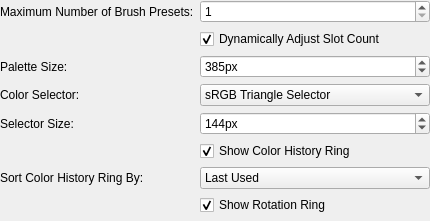
Above: libs/ui/forms/WdgPopupPaletteSettings.ui from KDE/krita before the change. Below: the same form after it.
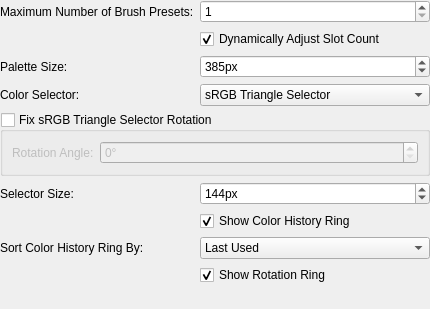
That is the form after the change. Custom widgets are drawn as their Qt base class.

Commit message:
[feature] Add an option to fix rotation of the triangle selector
The patch adds an option in the Popup Palette settings to allow
fixating the angle of the sRGB Triangle Selector.

Here's the KA thread requesting the feature:
https://krita-artists.org/t/can-we-stop-spinning-the-triangular-color-selector-in-popup-palette/53545

Before this, the sRGB Triangle Selector will rotate depending on the currently
selected hue. By enabling this option, the user can set the rotation angle
of the sRGB Triangle Selector regardless of the current selected hue

Patch:
```diff
--- a/libs/ui/forms/WdgPopupPaletteSettings.ui
+++ b/libs/ui/forms/WdgPopupPaletteSettings.ui
@@ -7,7 +7,7 @@
     <x>0</x>
     <y>0</y>
     <width>430</width>
-    <height>221</height>
+    <height>309</height>
    </rect>
   </property>
   <property name="windowTitle">
@@ -97,14 +97,14 @@
      </item>
     </widget>
    </item>
-   <item row="4" column="0">
+   <item row="5" column="0">
     <widget class="QLabel" name="label_5">
      <property name="text">
       <string>Selector Size:</string>
      </property>
     </widget>
    </item>
-   <item row="4" column="1">
+   <item row="5" column="1">
     <widget class="KisSliderSpinBox" name="sbSelectorSize">
      <property name="suffix">
       <string>px</string>
@@ -120,7 +120,7 @@
      </property>
     </widget>
    </item>
-   <item row="5" column="1">
+   <item row="6" column="1">
     <widget class="QCheckBox" name="chkShowColorHistory">
      <property name="text">
       <string>Show Color History Ring</string>
@@ -130,7 +130,7 @@
      </property>
     </widget>
    </item>
-   <item row="7" column="1">
+   <item row="8" column="1">
     <widget class="QCheckBox" name="chkShowRotationTrack">
      <property name="text">
       <string>Show Rotation Ring</string>
@@ -140,7 +140,7 @@
      </property>
     </widget>
    </item>
-   <item row="8" column="0" colspan="2">
+   <item row="9" column="0" colspan="2">
     <spacer name="verticalSpacer">
      <property name="orientation">
       <enum>Qt::Vertical</enum>
@@ -153,7 +153,7 @@
      </property>
     </spacer>
    </item>
-   <item row="6" column="1">
+   <item row="7" column="1">
     <widget class="QComboBox" name="cmbColorHistorySorting">
      <item>
       <property name="text">
@@ -167,13 +167,45 @@
      </item>
     </widget>
    </item>
-   <item row="6" column="0">
+   <item row="7" column="0">
     <widget class="QLabel" name="lblColorHistorySorting">
      <property name="text">
       <string>Sort Color History Ring By:</string>
      </property>
     </widget>
    </item>
+   <item row="4" column="0" colspan="2">
+    <widget class="QGroupBox" name="grpFixTriangleRotation">
+     <property name="title">
+      <string>Fix sRGB Triangle Selector Rotation</string>
+     </property>
+     <property name="checkable">
+      <bool>true</bool>
+     </property>
+     <property name="checked">
+      <bool>false</bool>
+     </property>
+     <layout class="QFormLayout" name="formLayout_2">
+      <item row="0" column="0">
+       <widget class="QLabel" name="label">
+        <property name="text">
+         <string>Rotation Angle:</string>
+        </property>
+       </widget>
+      </item>
+      <item row="0" column="1">
+       <widget class="KisSliderSpinBox" name="sbTriangleRotationAngle">
+        <property name="suffix">
+         <string>°</string>
+        </property>
+        <property name="maximum">
+         <number>359</number>
+        </property>
+       </widget>
+      </item>
+     </layout>
+    </widget>
+   </item>
   </layout>
  </widget>
  <customwidgets>
```
The commit also changes 5 other files.
